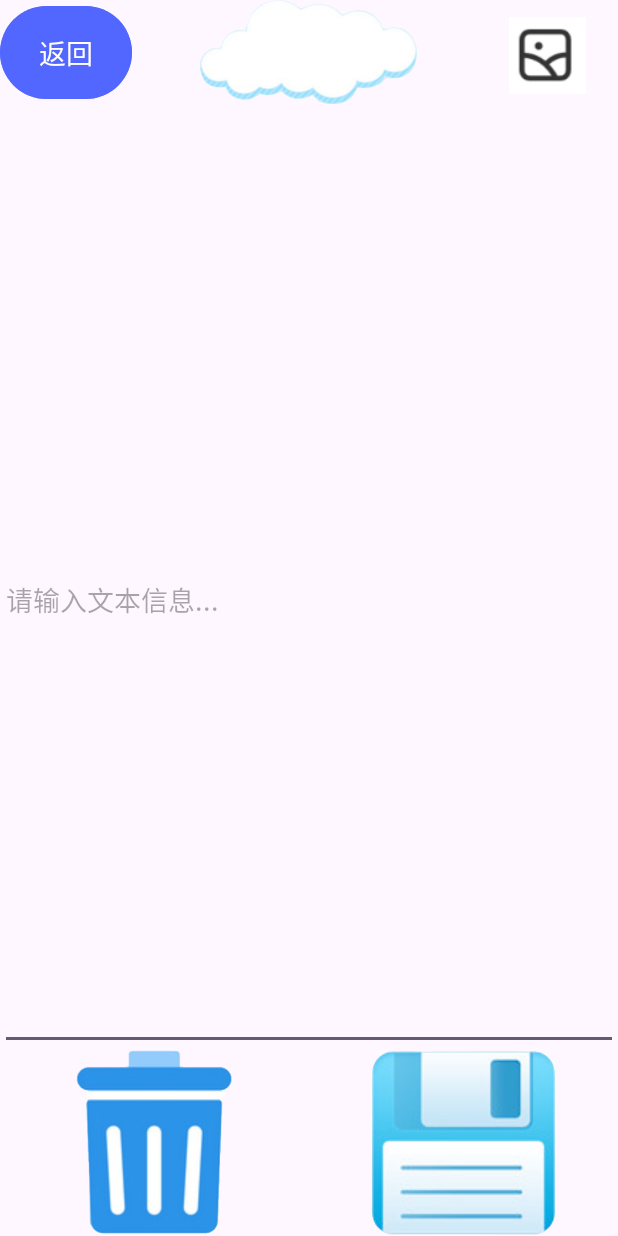
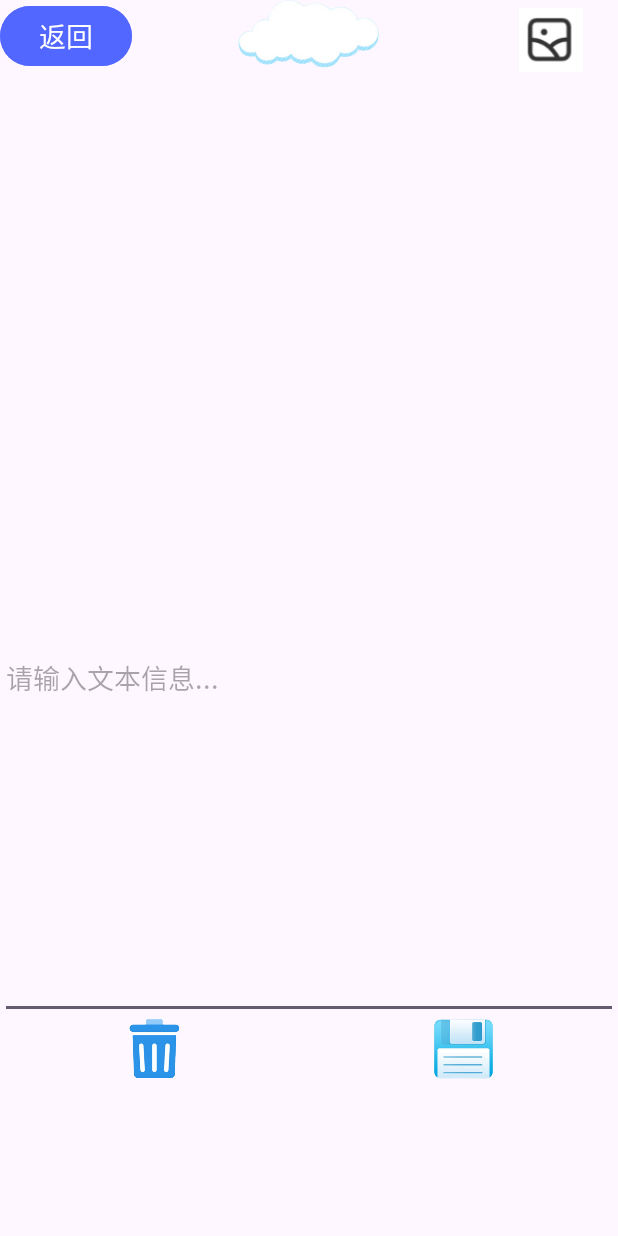
Before and after one commit to CSDAndroid/note, an Android app: the MainActivity4 screen opened directly, with no data from a screen before it, on a phone screen of 412 x 824 dp. Run offline under Robolectric (Android 15) with nearby library versions, the phone set to English and light mode, and no system bars; pictures from the network do not load.

Commit message:
插入图片终于！！！！

```diff
--- a/app/src/main/AndroidManifest.xml
+++ b/app/src/main/AndroidManifest.xml
@@ -14,6 +14,7 @@
 
     <application
         android:allowBackup="true"
+        android:requestLegacyExternalStorage="true"
         android:dataExtractionRules="@xml/data_extraction_rules"
         android:fullBackupContent="@xml/backup_rules"
         android:icon="@mipmap/ic_launcher"
--- a/app/src/main/java/com/example/study1/MainActivity3.java
+++ b/app/src/main/java/com/example/study1/MainActivity3.java
@@ -24,6 +24,7 @@ import android.widget.ListView;
 import android.widget.TextView;
 import android.widget.Toast;
 
+import java.sql.Blob;
 import java.util.ArrayList;
 import java.util.List;
 
@@ -93,9 +94,11 @@ public class MainActivity3 extends AppCompatActivity{
                 String sendId=note.getId();
                 String sendContent=note.getContent();
                 String sendTime=note.getNote_time();
+                String sendImage=note.getImageUri();
                 intent.putExtra("id",sendId);
                 intent.putExtra("content",sendContent);/////打包数据
                 intent.putExtra("time",sendTime);
+                intent.putExtra("image_uri",sendImage);
                 startActivityForResult(intent,1);
             }
         });//一个新的监听器，监听用户点击目录下的哪一条item
@@ -235,7 +238,7 @@ public class MainActivity3 extends AppCompatActivity{
         if(resulList!=null){
             resulList.clear();
         }//清空一下上次列表中的内容，然后再执行下面的在数据库查询的工作，再添加内容
-        myDBhelper=new MyDBhelper(MainActivity3.this,"note.db",null,1);
+        myDBhelper=new MyDBhelper(MainActivity3.this,"note.db",null,4);
         resulList=myDBhelper.query();//把表中的数据存在这了
         myAdapter=new MyAdapter(MainActivity3.this,resulList);
         listView.setAdapter(myAdapter);
--- a/app/src/main/res/layout/activity_main4.xml
+++ b/app/src/main/res/layout/activity_main4.xml
@@ -9,69 +9,75 @@
 
     <RelativeLayout
         android:layout_width="match_parent"
-        android:layout_height="70dp">
+        android:layout_height="54dp">
 
         <Button
             android:id="@+id/backhome"
             android:layout_width="wrap_content"
-            android:layout_height="match_parent"
-            android:layout_centerVertical="true"
+            android:layout_height="wrap_content"
             android:backgroundTint="#DF4F65FF"
             android:text="返回"
-            android:textSize="18sp"/>
+            android:textSize="18sp" />
 
         <ImageView
-            android:layout_width="wrap_content"
-            android:layout_height="match_parent"
-            android:src="@drawable/baiyun1"/>
+            android:layout_width="match_parent"
+            android:layout_height="45dp"
+            android:src="@drawable/baiyun1" />
 
         <ImageView
-            android:layout_width="62dp"
-            android:layout_height="52dp"
-            android:id="@+id/picture"
+            android:id="@+id/pic_select"
+            android:layout_width="wrap_content"
+            android:layout_height="43dp"
             android:layout_alignParentStart="true"
             android:layout_alignParentTop="true"
             android:layout_alignParentEnd="true"
             android:layout_alignParentBottom="true"
-            android:layout_marginStart="333dp"
-            android:layout_marginTop="11dp"
-            android:layout_marginEnd="16dp"
-            android:layout_marginBottom="7dp"
+            android:layout_marginStart="336dp"
+            android:layout_marginTop="5dp"
+            android:layout_marginEnd="13dp"
+            android:layout_marginBottom="6dp"
             android:src="@drawable/picture" />
     </RelativeLayout>
 <!-- 添加一个隐藏起来的textview，符合一定条件则让他显示出来  -->
     <TextView
         android:id="@+id/showTime"
-        android:layout_width="wrap_content"
-        android:layout_height="30dp"
+        android:layout_width="168dp"
+        android:layout_height="15dp"
         android:layout_gravity="center"
         android:text="显示时间。。。"
         android:textColor="#ADF60F0F"
         android:textSize="30sp"
         android:visibility="invisible"></TextView>
 
+    <ImageView
+        android:id="@+id/picture"
+        android:layout_width="180dp"
+        android:layout_height="156dp"
+        android:layout_gravity="center" />
+
     <EditText
         android:id="@+id/content"
         android:layout_width="match_parent"
-        android:layout_height="600dp"
+        android:layout_height="454dp"
         android:hint="请输入文本信息..." />
 
     <LinearLayout
         android:layout_width="match_parent"
-        android:layout_height="match_parent"
+        android:layout_height="0dp"
+        android:layout_weight="1"
         android:orientation="horizontal">
 
         <ImageView
             android:id="@+id/delete"
             android:layout_width="0dp"
-            android:layout_height="match_parent"
+            android:layout_height="40dp"
             android:layout_weight="1"
-            android:src="@drawable/delete"/>
+            android:src="@drawable/delete" />
 
         <ImageView
             android:id="@+id/save_note"
             android:layout_width="0dp"
-            android:layout_height="match_parent"
+            android:layout_height="40dp"
             android:layout_weight="1"
             android:src="@drawable/save"/>
     </LinearLayout>
```
Also changed, not shown: app/src/main/java/com/example/study1/MainActivity4.java (+131 -54 lines), app/src/main/java/com/example/study1/MyDBhelper.java (+34 -19 lines), app/src/main/java/com/example/study1/Note.java (+11 -0 lines).
